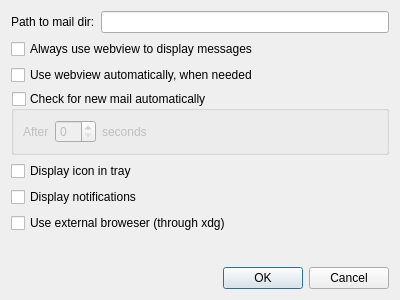
Qt form src/ui/settingsdialog.ui (VolkMilit/CuteMail) before a commit.
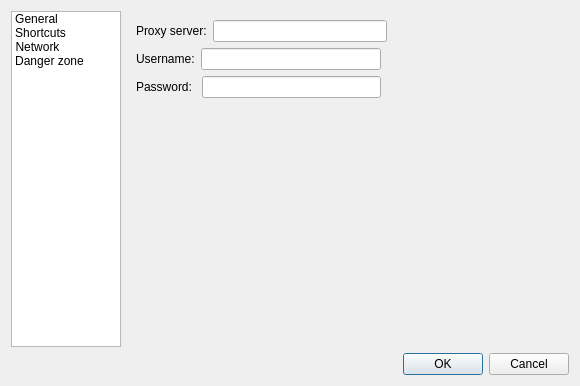
The same form after that commit. The open tabs and pages were chosen to show the change. Icons and pictures are not drawn.

Commit message: improvments of settings dialog and add skeleton of shortcut system

What changed in the file:
```diff
--- a/src/ui/settingsdialog.ui
+++ b/src/ui/settingsdialog.ui
@@ -6,8 +6,8 @@
    <rect>
     <x>0</x>
     <y>0</y>
-    <width>400</width>
-    <height>300</height>
+    <width>580</width>
+    <height>386</height>
    </rect>
   </property>
   <property name="windowTitle">
@@ -17,6 +17,72 @@
    <iconset resource="resources.qrc">
     <normaloff>:/images/icon.png</normaloff>:/images/icon.png</iconset>
   </property>
+  <layout class="QVBoxLayout" name="verticalLayout_2">
+   <item>
+    <layout class="QHBoxLayout" name="horizontalLayout_2">
+     <item>
+      <widget class="QListWidget" name="lw_tabs">
+       <property name="maximumSize">
+        <size>
+         <width>110</width>
+         <height>16777215</height>
+        </size>
+       </property>
+       <property name="flow">
+        <enum>QListView::TopToBottom</enum>
+       </property>
+       <property name="viewMode">
+        <enum>QListView::IconMode</enum>
+       </property>
+       <item>
+        <property name="text">
+         <string>General</string>
+        </property>
+        <property name="icon">
+         <iconset resource="resources.qrc">
+          <normaloff>:/images/icon.png</normaloff>:/images/icon.png</iconset>
+        </property>
+        <property name="flags">
+         <set>ItemIsSelectable|ItemIsUserCheckable|ItemIsEnabled</set>
+        </property>
+       </item>
+       <item>
+        <property name="text">
+         <string>Shortcuts</string>
+        </property>
+        <property name="icon">
+         <iconset resource="resources.qrc">
+          <normaloff>:/images/icon.png</normaloff>:/images/icon.png</iconset>
+        </property>
+       </item>
+       <item>
+        <property name="text">
+         <string>Network</string>
+        </property>
+        <property name="icon">
+         <iconset resource="resources.qrc">
+          <normaloff>:/images/icon.png</normaloff>:/images/icon.png</iconset>
+        </property>
+       </item>
+       <item>
+        <property name="text">
+         <string>Danger zone</string>
+        </property>
+        <property name="icon">
+         <iconset resource="resources.qrc">
+          <normaloff>:/images/icon.png</normaloff>:/images/icon.png</iconset>
+        </property>
+       </item>
+      </widget>
+     </item>
+     <item>
+      <layout class="QVBoxLayout" name="la_generalpage">
+       <item>
+        <widget class="QStackedWidget" name="stackedWidget">
+         <property name="currentIndex">
+          <number>1</number>
+         </property>
+         <widget class="QWidget" name="page1">
   <layout class="QVBoxLayout" name="verticalLayout">
    <item>
     <layout class="QHBoxLayout" name="horizontalLayout">
@@ -57,38 +123,42 @@
      <property name="checked">
       <bool>false</bool>
      </property>
-     <layout class="QHBoxLayout" name="horizontalLayout_2">
-      <item>
        <widget class="QLabel" name="label_2">
+              <property name="geometry">
+               <rect>
+                <x>15</x>
+                <y>23</y>
+                <width>30</width>
+                <height>16</height>
+               </rect>
+              </property>
         <property name="text">
          <string>After</string>
         </property>
        </widget>
-      </item>
-      <item>
-       <widget class="QSpinBox" name="sp_seconds_tocheck"/>
-      </item>
-      <item>
+             <widget class="QSpinBox" name="sp_seconds_tocheck">
+              <property name="geometry">
+               <rect>
+                <x>50</x>
+                <y>23</y>
+                <width>48</width>
+                <height>24</height>
+               </rect>
+              </property>
+             </widget>
        <widget class="QLabel" name="label_3">
+              <property name="geometry">
+               <rect>
+                <x>103</x>
+                <y>23</y>
+                <width>53</width>
+                <height>16</height>
+               </rect>
+              </property>
         <property name="text">
          <string>seconds</string>
         </property>
        </widget>
-      </item>
-      <item>
-       <spacer name="horizontalSpacer">
-        <property name="orientation">
-         <enum>Qt::Horizontal</enum>
-        </property>
-        <property name="sizeHint" stdset="0">
-         <size>
-          <width>40</width>
-          <height>20</height>
-         </size>
-        </property>
-       </spacer>
-      </item>
-     </layout>
     </widget>
    </item>
    <item>
@@ -108,7 +178,7 @@
    <item>
     <widget class="QCheckBox" name="cb_usexdgbrowser">
      <property name="text">
-      <string>Use external broweser (through xdg)</string>
+              <string>Use external broweser</string>
      </property>
     </widget>
    </item>
@@ -117,13 +187,265 @@
      <property name="orientation">
       <enum>Qt::Vertical</enum>
      </property>
+             <property name="sizeType">
+              <enum>QSizePolicy::Fixed</enum>
+             </property>
      <property name="sizeHint" stdset="0">
       <size>
        <width>20</width>
+               <height>120</height>
+              </size>
+             </property>
+            </spacer>
+           </item>
+          </layout>
+         </widget>
+         <widget class="QWidget" name="page2">
+          <layout class="QVBoxLayout" name="verticalLayout_6">
+           <item>
+            <widget class="QTableWidget" name="tb_shortcuts">
+             <row>
+              <property name="text">
+               <string>1</string>
+              </property>
+             </row>
+             <column>
+              <property name="text">
+               <string>Action</string>
+              </property>
+             </column>
+             <column>
+              <property name="text">
+               <string>Shortcut</string>
+              </property>
+             </column>
+             <item row="0" column="0">
+              <property name="text">
+               <string>Search</string>
+              </property>
+              <property name="flags">
+               <set>ItemIsEnabled</set>
+              </property>
+             </item>
+             <item row="0" column="1">
+              <property name="text">
+               <string>Ctrl+F</string>
+              </property>
+             </item>
+            </widget>
+           </item>
+          </layout>
+         </widget>
+         <widget class="QWidget" name="page3">
+          <layout class="QVBoxLayout" name="verticalLayout_5">
+           <item>
+            <layout class="QHBoxLayout" name="horizontalLayout_5">
+             <item>
+              <widget class="QLabel" name="label_5">
+               <property name="text">
+                <string>Proxy server:</string>
+               </property>
+              </widget>
+             </item>
+             <item>
+              <widget class="QLineEdit" name="le_server"/>
+             </item>
+             <item>
+              <spacer name="horizontalSpacer_4">
+               <property name="orientation">
+                <enum>Qt::Horizontal</enum>
+               </property>
+               <property name="sizeHint" stdset="0">
+                <size>
+                 <width>40</width>
+                 <height>20</height>
+                </size>
+               </property>
+              </spacer>
+             </item>
+            </layout>
+           </item>
+           <item>
+            <layout class="QHBoxLayout" name="horizontalLayout_6">
+             <item>
+              <widget class="QLabel" name="label_6">
+               <property name="text">
+                <string>Username:</string>
+               </property>
+              </widget>
+             </item>
+             <item>
+              <widget class="QLineEdit" name="le_username"/>
+             </item>
+             <item>
+              <spacer name="horizontalSpacer_3">
+               <property name="orientation">
+                <enum>Qt::Horizontal</enum>
+               </property>
+               <property name="sizeHint" stdset="0">
+                <size>
+                 <width>40</width>
+                 <height>20</height>
+                </size>
+               </property>
+              </spacer>
+             </item>
+            </layout>
+           </item>
+           <item>
+            <layout class="QHBoxLayout" name="horizontalLayout_7">
+             <item>
+              <widget class="QLabel" name="label_7">
+               <property name="text">
+                <string>Password: </string>
+               </property>
+              </widget>
+             </item>
+             <item>
+              <widget class="QLineEdit" name="le_password">
+               <property name="echoMode">
+                <enum>QLineEdit::Password</enum>
+               </property>
+              </widget>
+             </item>
+             <item>
+              <spacer name="horizontalSpacer_5">
+               <property name="orientation">
+                <enum>Qt::Horizontal</enum>
+               </property>
+               <property name="sizeHint" stdset="0">
+                <size>
+                 <width>40</width>
+                 <height>20</height>
+                </size>
+               </property>
+              </spacer>
+             </item>
+            </layout>
+           </item>
+           <item>
+            <spacer name="verticalSpacer_4">
+             <property name="orientation">
+              <enum>Qt::Vertical</enum>
+             </property>
+             <property name="sizeHint" stdset="0">
+              <size>
+               <width>20</width>
        <height>40</height>
       </size>
      </property>
     </spacer>
+           </item>
+          </layout>
+         </widget>
+         <widget class="QWidget" name="page4">
+          <layout class="QVBoxLayout" name="verticalLayout_3">
+           <item>
+            <widget class="QGroupBox" name="groupBox">
+             <property name="title">
+              <string>If you click on some of this buttons this can't be undone.</string>
+             </property>
+             <property name="checkable">
+              <bool>true</bool>
+             </property>
+             <property name="checked">
+              <bool>false</bool>
+             </property>
+             <layout class="QVBoxLayout" name="verticalLayout_4">
+              <item>
+               <widget class="QLabel" name="label_4">
+                <property name="text">
+                 <string>&lt;html&gt;&lt;head/&gt;&lt;body&gt;&lt;p&gt;This settings, sometimes, might be useful,&lt;br&gt;but most people doesn't need it.&lt;/body&gt;&lt;/html&gt;</string>
+                </property>
+               </widget>
+              </item>
+              <item>
+               <spacer name="verticalSpacer_3">
+                <property name="orientation">
+                 <enum>Qt::Vertical</enum>
+                </property>
+                <property name="sizeType">
+                 <enum>QSizePolicy::Preferred</enum>
+                </property>
+                <property name="sizeHint" stdset="0">
+                 <size>
+                  <width>20</width>
+                  <height>10</height>
+                 </size>
+                </property>
+               </spacer>
+              </item>
+              <item>
+               <layout class="QHBoxLayout" name="horizontalLayout_4">
+                <item>
+                 <widget class="QPushButton" name="bt_deletelocal">
+                  <property name="text">
+                   <string>Delete local mails</string>
+                  </property>
+                 </widget>
+                </item>
+                <item>
+                 <spacer name="horizontalSpacer_2">
+                  <property name="orientation">
+                   <enum>Qt::Horizontal</enum>
+                  </property>
+                  <property name="sizeHint" stdset="0">
+                   <size>
+                    <width>40</width>
+                    <height>20</height>
+                   </size>
+                  </property>
+                 </spacer>
+                </item>
+               </layout>
+              </item>
+              <item>
+               <layout class="QHBoxLayout" name="horizontalLayout_3">
+                <item>
+                 <widget class="QPushButton" name="bt_deleteserver">
+                  <property name="text">
+                   <string>Delete all server mails</string>
+                  </property>
+                 </widget>
+                </item>
+                <item>
+                 <spacer name="horizontalSpacer">
+                  <property name="orientation">
+                   <enum>Qt::Horizontal</enum>
+                  </property>
+                  <property name="sizeHint" stdset="0">
+                   <size>
+                    <width>40</width>
+                    <height>20</height>
+                   </size>
+                  </property>
+                 </spacer>
+                </item>
+               </layout>
+              </item>
+              <item>
+               <spacer name="verticalSpacer_2">
+                <property name="orientation">
+                 <enum>Qt::Vertical</enum>
+                </property>
+                <property name="sizeHint" stdset="0">
+                 <size>
+                  <width>20</width>
+                  <height>40</height>
+                 </size>
+                </property>
+               </spacer>
+              </item>
+             </layout>
+            </widget>
+           </item>
+          </layout>
+         </widget>
+        </widget>
+       </item>
+      </layout>
+     </item>
+    </layout>
    </item>
    <item>
     <widget class="QDialogButtonBox" name="buttonBox">
```
Lines whose indentation alone changed are shown as unchanged. The commit also changes 19 other files.
